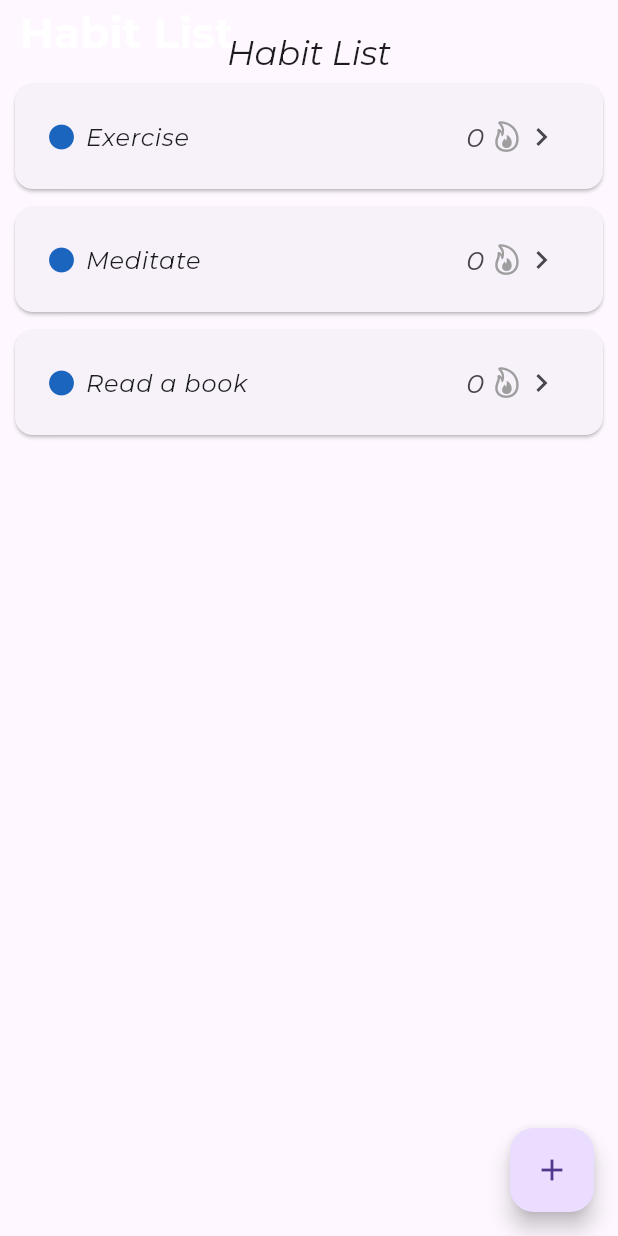
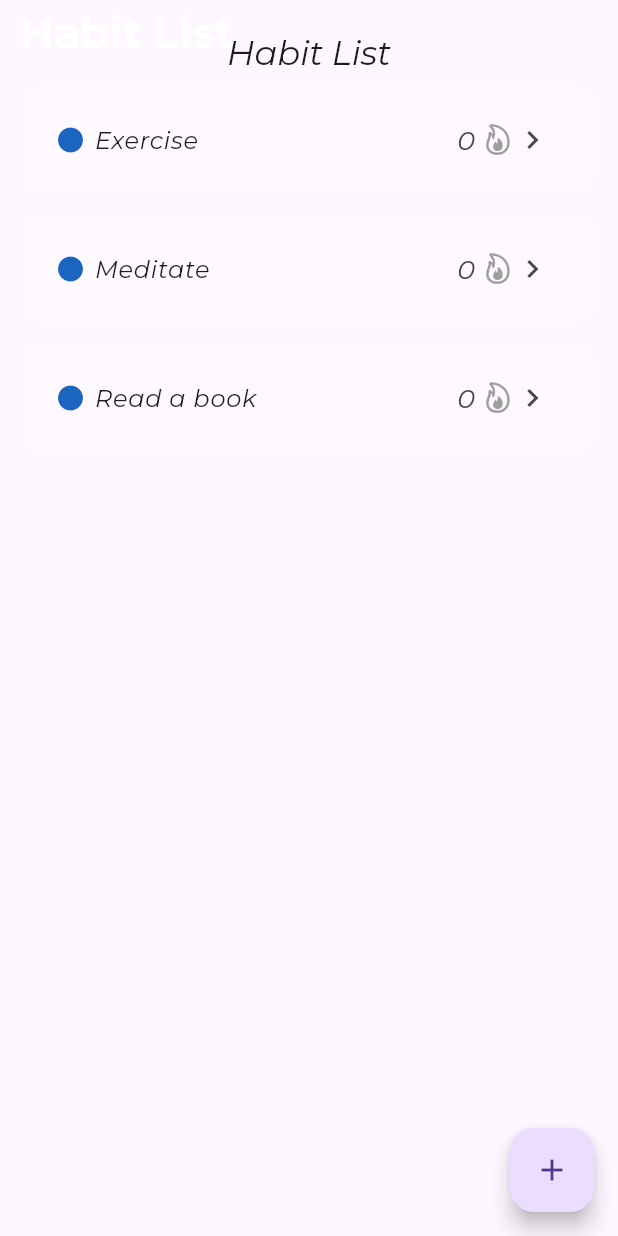
Before and after one commit to erik9876/HabitTracker-Flutter, a Flutter app: the screen it shows after launch, on a phone screen of 412 x 824 dp. Run offline on Flutter 3.47's test engine with Material 3 defaults, Android fonts, the phone set to English and light mode, and no system bars; drawn by our look-alikes of flutter_slidable; our stand-ins replace flutter_colorpicker, get_it, sqflite, table_calendar; accounts and stored records are empty; project files that could hold a hidden picture were left out.

Commit message:
feat: Add borderRounded prop to HabitCard and isClosed to HabitListScreenState
changing borderRounded doesnt work right

```diff
--- a/lib/components/habit_card.dart
+++ b/lib/components/habit_card.dart
@@ -4,14 +4,18 @@ import 'package:habit_tracker/data/models/habit.dart';
 
 class HabitCard extends StatelessWidget {
   final Habit habit;
+  final bool borderRounded;
 
-  const HabitCard({super.key, required this.habit});
+  const HabitCard(
+      {super.key, required this.habit, required this.borderRounded});
 
   @override
   Widget build(BuildContext context) {
-    return Card(
-      margin: const EdgeInsets.symmetric(vertical: 6, horizontal: 10),
-      child: Container(
+    return Container(
+      decoration: BoxDecoration(
+        borderRadius: borderRounded ? BorderRadius.circular(12) : null,
+        color: Colors.white.withOpacity(0.1),
+      ),
       height: 70,
       alignment: Alignment.center,
       child: Padding(
@@ -41,7 +45,6 @@ class HabitCard extends StatelessWidget {
           ),
         ),
       ),
-      ),
     );
   }
 }
--- a/lib/screens/habit_list_screen.dart
+++ b/lib/screens/habit_list_screen.dart
@@ -20,6 +20,7 @@ class HabitListScreen extends StatefulWidget {
 class _HabitListScreenState extends State<HabitListScreen> {
   List<Habit> habits = [];
   bool isAddingNewHabit = false;
+  bool isClosed = true;
   final TextEditingController _habitNameController = TextEditingController();
 
   final IHabitManager _habitManager = getIt<IHabitManager>();
@@ -181,7 +182,13 @@ class _HabitListScreenState extends State<HabitListScreen> {
                 physics: const NeverScrollableScrollPhysics(),
                 children: [
                   for (int index = 0; index < habits.length; index++)
-                    Slidable(
+                    Container(
+                      margin: const EdgeInsets.symmetric(
+                        vertical: 8,
+                        horizontal: 16,
+                      ),
+                      key: ValueKey(habits[index].id),
+                      child: Slidable(
                         key: ValueKey(habits[index].id),
                         endActionPane: ActionPane(
                           motion: const DrawerMotion(),
@@ -196,7 +203,9 @@ class _HabitListScreenState extends State<HabitListScreen> {
                                   PageRouteBuilder(
                                     pageBuilder: (context, animation,
                                             secondaryAnimation) =>
-                                      HabitSettingsScreen(habit: habits[index]),
+                                        HabitSettingsScreen(
+                                      habit: habits[index],
+                                    ),
                                   ),
                                 );
 
@@ -205,8 +214,8 @@ class _HabitListScreenState extends State<HabitListScreen> {
                               backgroundColor: Colors.grey,
                               foregroundColor: Colors.white,
                               icon: CupertinoIcons.settings,
-                            borderRadius: BorderRadius.circular(12),
-                            padding: const EdgeInsets.symmetric(horizontal: 5),
+                              padding:
+                                  const EdgeInsets.symmetric(horizontal: 5),
                               label: 'Settings',
                             ),
                             SlidableAction(
@@ -215,13 +224,19 @@ class _HabitListScreenState extends State<HabitListScreen> {
                               backgroundColor: Colors.red,
                               foregroundColor: Colors.white,
                               icon: CupertinoIcons.delete,
-                            borderRadius: BorderRadius.circular(12),
-                            padding: const EdgeInsets.symmetric(horizontal: 5),
+                              borderRadius: const BorderRadius.only(
+                                topRight: Radius.circular(12),
+                                bottomRight: Radius.circular(12),
+                              ),
+                              padding:
+                                  const EdgeInsets.symmetric(horizontal: 5),
                               label: 'Delete',
                             ),
                           ],
                         ),
-                      child: GestureDetector(
+                        child: LayoutBuilder(
+                          builder: (contextFromLayoutBuilder, constraints) {
+                            return GestureDetector(
                               onTap: () async {
                                 if (!isAddingNewHabit) {
                                   var result = await Navigator.of(context)
@@ -233,7 +248,26 @@ class _HabitListScreenState extends State<HabitListScreen> {
                                   _cancelAddHabit();
                                 }
                               },
-                        child: HabitCard(habit: habits[index]),
+                              onHorizontalDragUpdate: (details) {
+                                final slidable =
+                                    Slidable.of(contextFromLayoutBuilder);
+                                if (details.delta.dx > 0) {
+                                  slidable?.close();
+                                  setState(() => isClosed = true);
+                                }
+
+                                if (details.delta.dx < 0) {
+                                  slidable?.openEndActionPane();
+                                  setState(() => isClosed = false);
+                                }
+                              },
+                              child: HabitCard(
+                                habit: habits[index],
+                                borderRounded: isClosed,
+                              ),
+                            );
+                          },
+                        ),
                       ),
                     ),
                   if (isAddingNewHabit)
```
Lines whose indentation alone changed are shown as unchanged.
